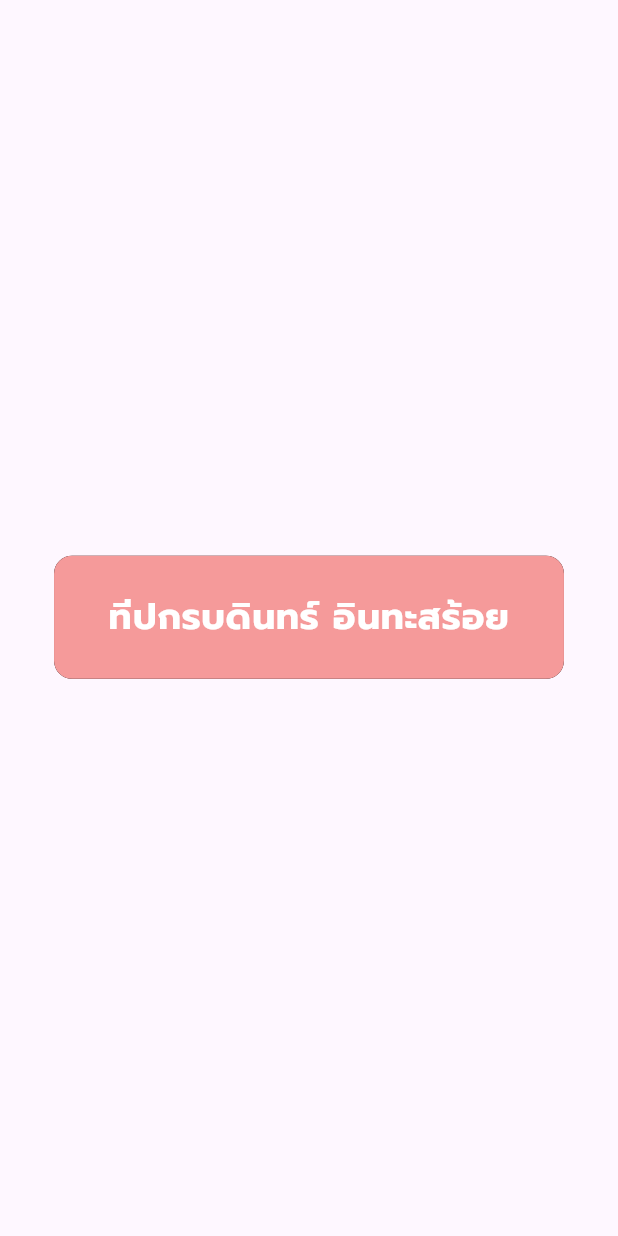
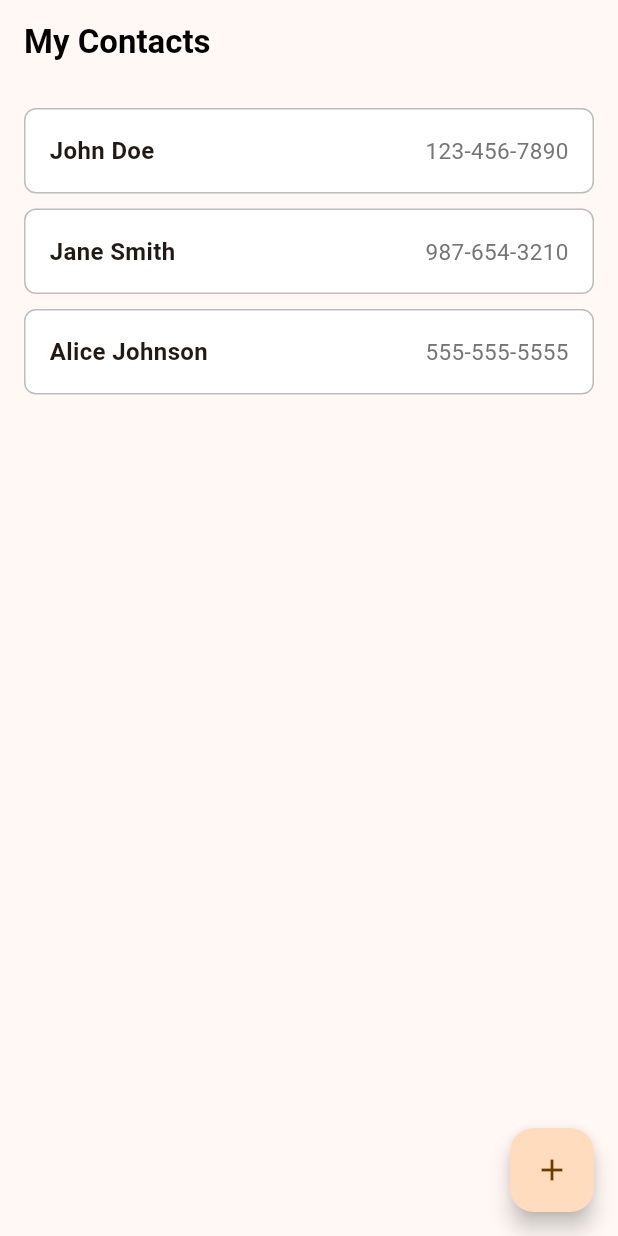
Before and after one commit to teepakornbodin/teepakornbodin-1169-flutter-labs, a Flutter app: the screen it shows after launch, on a phone screen of 412 x 824 dp. Run offline on Flutter 3.47's test engine with Material 3 defaults, Android fonts, the phone set to English and light mode, and no system bars.

Commit message:
lab 4 p2

```diff
--- /dev/null
+++ b/outputs/1169-contacts-added.txt
@@ -0,0 +1 @@
+https://drive.google.com/file/d/1af1P9txKec5yK19ka3_SqNoYQNXCUyfH/view?usp=drive_link
--- /dev/null
+++ b/outputs/1169-movies_lab4p1.txt
@@ -0,0 +1 @@
+https://drive.google.com/file/d/1HSk5c4KzcvPEUEGQzjvN_9_q1kxUGK-R/view?usp=sharing
--- /dev/null
+++ b/teepakornbodin_widgets_exercises/lib/main_contact_list.dart
@@ -0,0 +1,35 @@
+import 'package:flutter/material.dart';
+import 'package:teepakornbodin_widgets_exercises/screens/contact_list_screen.dart';
+
+void main() {
+  runApp(const MainContactList());
+}
+
+class MainContactList extends StatelessWidget {
+  const MainContactList({super.key});
+
+  @override
+  Widget build(BuildContext context) {
+    return MaterialApp(
+      title: "My Contacts",
+
+      debugShowCheckedModeBanner: false,
+
+      theme: ThemeData(
+        useMaterial3: true,
+        colorScheme: ColorScheme.fromSeed(
+          seedColor: Colors.orange,
+          brightness: Brightness.light,
+        ),
+      ),
+      darkTheme: ThemeData(
+        useMaterial3: true,
+        colorScheme: ColorScheme.fromSeed(
+          seedColor: Colors.orange,
+          brightness: Brightness.dark,
+        ),
+      ),
+      home: const ContactListScreen(),
+    );
+  }
+}
--- /dev/null
+++ b/teepakornbodin_widgets_exercises/lib/models/contact_model.dart
@@ -0,0 +1,6 @@
+class Contact {
+  final String name;
+  final String phoneNumber;
+
+  const Contact({required this.name, required this.phoneNumber});
+}
--- /dev/null
+++ b/teepakornbodin_widgets_exercises/lib/screens/contact_list_screen.dart
@@ -0,0 +1,85 @@
+import 'package:flutter/material.dart';
+import 'package:teepakornbodin_widgets_exercises/models/contact_model.dart';
+
+class ContactListScreen extends StatefulWidget {
+  const ContactListScreen({super.key});
+
+  @override
+  State<ContactListScreen> createState() => _ContactListScreenState();
+}
+
+class _ContactListScreenState extends State<ContactListScreen> {
+  final List<Contact> _contacts = [
+    const Contact(name: "John Doe", phoneNumber: "123-456-7890"),
+    const Contact(name: "Jane Smith", phoneNumber: "987-654-3210"),
+    const Contact(name: "Alice Johnson", phoneNumber: "555-555-5555"),
+  ];
+
+  int _counter = 1;
+
+  void _addContact() {
+    setState(() {
+      _contacts.add(
+        Contact(
+          name: "New Contact $_counter",
+          phoneNumber: "000-000-000$_counter",
+        ),
+      );
+      _counter++;
+    });
+  }
+
+  @override
+  Widget build(BuildContext context) {
+    final colorScheme = Theme.of(context).colorScheme;
+    return Scaffold(
+      appBar: AppBar(
+        title: const Text(
+          'My Contacts',
+          style: TextStyle(color: Colors.black, fontWeight: FontWeight.bold),
+        ),
+
+        centerTitle: false,
+        foregroundColor: colorScheme.onPrimary,
+      ),
+      body: ListView.separated(
+        padding: const EdgeInsets.all(16.0),
+        itemCount: _contacts.length,
+        itemBuilder: (context, index) {
+          final contact = _contacts[index];
+          return Container(
+            padding: const EdgeInsets.symmetric(
+              horizontal: 16.0,
+              vertical: 16.0,
+            ),
+            decoration: BoxDecoration(
+              color: Colors.white,
+              borderRadius: BorderRadius.circular(8.0),
+              border: Border.all(color: Colors.grey.shade400, width: 1.0),
+            ),
+            child: Row(
+              mainAxisAlignment: MainAxisAlignment.spaceBetween,
+              children: [
+                Text(
+                  contact.name,
+                  style: TextStyle(fontSize: 16.0, fontWeight: FontWeight.bold),
+                ),
+                Text(
+                  contact.phoneNumber,
+                  style: TextStyle(fontSize: 15.0, color: Colors.grey.shade600),
+                ),
+              ],
+            ),
+          );
+        },
+        separatorBuilder: (context, index) =>
+            Container(margin: const EdgeInsets.symmetric(vertical: 5.0)),
+      ),
+      floatingActionButton: FloatingActionButton(
+        onPressed: _addContact,
+        tooltip: "Add Contact",
+        child: const Icon(Icons.add),
+      ),
+    );
+  }
+}
```
Also changed, not shown: teepakornbodin_widgets_exercises/lib/screens/movie_screen.dart (+5 -22 lines), teepakornbodin_widgets_exercises/flutter_01.png (added), teepakornbodin_widgets_exercises/flutter_02.png (added).
